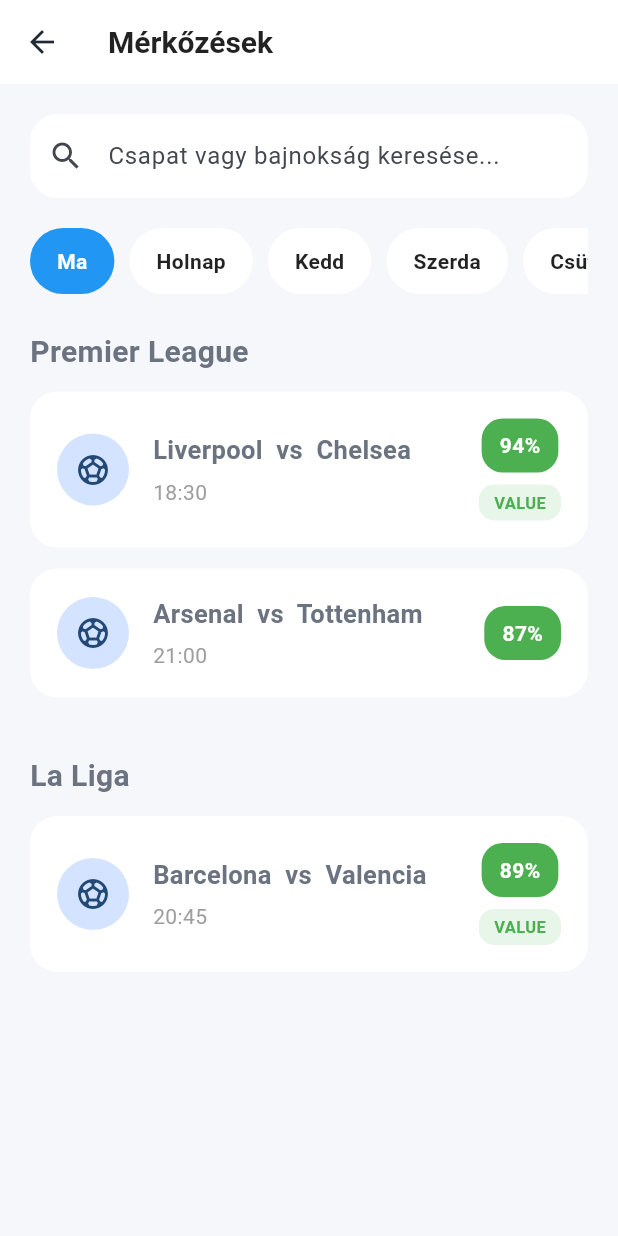
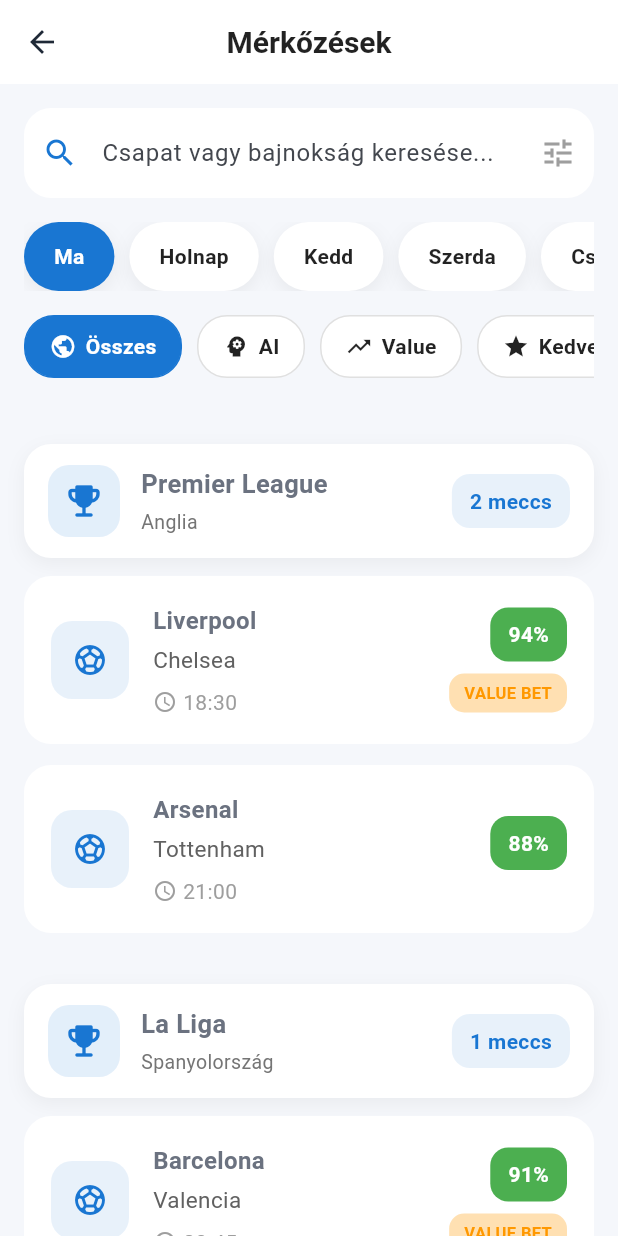
Before and after one commit to apagyizsolt6-ship-it/zsolt_ai_pro_3, a Flutter app: the MatchesScreen screen opened directly, on a phone screen of 412 x 824 dp. Run offline on Flutter 3.47's test engine with Material 3 defaults, Android fonts, the phone set to English and light mode, and no system bars.

Commit message:
Update matches_screen.dart

```diff
--- a/lib/screens/matches_screen.dart
+++ b/lib/screens/matches_screen.dart
@@ -1,13 +1,28 @@
 // ===========================================
 // ZSOLT AI PRO 3
-// Version: v0.3.0
+// Version: v0.3.6
 // File: lib/screens/matches_screen.dart
 // ===========================================
 
 import 'package:flutter/material.dart';
 
-class MatchesScreen extends StatelessWidget {
+import 'matches/widgets/search_bar.dart';
+import 'matches/widgets/day_selector.dart';
+import 'matches/widgets/filter_bar.dart';
+import 'matches/widgets/league_header.dart';
+import 'matches/widgets/match_card.dart';
+
+class MatchesScreen extends StatefulWidget {
   const MatchesScreen({super.key});
+
+  @override
+  State<MatchesScreen> createState() => _MatchesScreenState();
+}
+
+class _MatchesScreenState extends State<MatchesScreen> {
+  int selectedDay = 0;
+  int selectedFilter = 0;
+  String search = "";
 
   @override
   Widget build(BuildContext context) {
@@ -23,219 +38,82 @@ class MatchesScreen extends StatelessWidget {
             fontWeight: FontWeight.bold,
           ),
         ),
-        centerTitle: false,
       ),
       body: ListView(
-        padding: const EdgeInsets.all(20),
+        padding: const EdgeInsets.all(16),
         children: [
-          TextField(
-            decoration: InputDecoration(
-              hintText: "Csapat vagy bajnokság keresése...",
-              prefixIcon: const Icon(Icons.search),
-              filled: true,
-              fillColor: Colors.white,
-              border: OutlineInputBorder(
-                borderRadius: BorderRadius.circular(18),
-                borderSide: BorderSide.none,
-              ),
-            ),
+          MatchesSearchBar(
+            onChanged: (value) {
+              setState(() {
+                search = value;
+              });
+            },
           ),
 
-          const SizedBox(height: 20),
+          const SizedBox(height: 16),
 
-          SizedBox(
-            height: 44,
-            child: ListView(
-              scrollDirection: Axis.horizontal,
-              children: const [
-                _DayChip("Ma", true),
-                SizedBox(width: 10),
-                _DayChip("Holnap", false),
-                SizedBox(width: 10),
-                _DayChip("Kedd", false),
-                SizedBox(width: 10),
-                _DayChip("Szerda", false),
-                SizedBox(width: 10),
-                _DayChip("Csüt.", false),
-              ],
-            ),
+          DaySelector(
+            selectedIndex: selectedDay,
+            onSelected: (index) {
+              setState(() {
+                selectedDay = index;
+              });
+            },
+          ),
+
+          const SizedBox(height: 16),
+
+          FilterBar(
+            selectedIndex: selectedFilter,
+            onSelected: (index) {
+              setState(() {
+                selectedFilter = index;
+              });
+            },
           ),
 
           const SizedBox(height: 24),
 
-          const Text(
-            "Premier League",
-            style: TextStyle(
-              fontSize: 20,
-              fontWeight: FontWeight.bold,
-            ),
+          const LeagueHeader(
+            leagueName: "Premier League",
+            country: "Anglia",
+            matchCount: 2,
           ),
 
-          const SizedBox(height: 12),
-
-          const _MatchCard(
-            home: "Liverpool",
-            away: "Chelsea",
-            time: "18:30",
-            ai: "94%",
-            value: true,
+          MatchCard(
+            homeTeam: "Liverpool",
+            awayTeam: "Chelsea",
+            matchTime: "18:30",
+            aiScore: "94%",
+            isValueBet: true,
+            onTap: () {},
           ),
 
-          const _MatchCard(
-            home: "Arsenal",
-            away: "Tottenham",
-            time: "21:00",
-            ai: "87%",
-            value: false,
+          MatchCard(
+            homeTeam: "Arsenal",
+            awayTeam: "Tottenham",
+            matchTime: "21:00",
+            aiScore: "88%",
+            isValueBet: false,
+            onTap: () {},
           ),
 
-          const SizedBox(height: 24),
-
-          const Text(
-            "La Liga",
-            style: TextStyle(
-              fontSize: 20,
-              fontWeight: FontWeight.bold,
-            ),
+          const LeagueHeader(
+            leagueName: "La Liga",
+            country: "Spanyolország",
+            matchCount: 1,
           ),
 
-          const SizedBox(height: 12),
-
-          const _MatchCard(
-            home: "Barcelona",
-            away: "Valencia",
-            time: "20:45",
-            ai: "89%",
-            value: true,
+          MatchCard(
+            homeTeam: "Barcelona",
+            awayTeam: "Valencia",
+            matchTime: "20:45",
+            aiScore: "91%",
+            isValueBet: true,
+            onTap: () {},
           ),
         ],
       ),
     );
   }
 }
-
-class _DayChip extends StatelessWidget {
-  final String text;
-  final bool selected;
-
-  const _DayChip(this.text, this.selected);
-
-  @override
-  Widget build(BuildContext context) {
-    return Container(
-      padding: const EdgeInsets.symmetric(horizontal: 18),
-      decoration: BoxDecoration(
-        color: selected ? Colors.blue : Colors.white,
-        borderRadius: BorderRadius.circular(22),
-      ),
-      child: Center(
-        child: Text(
-          text,
-          style: TextStyle(
-            color: selected ? Colors.white : Colors.black87,
-            fontWeight: FontWeight.bold,
-          ),
-        ),
-      ),
-    );
-  }
-}
-
-class _MatchCard extends StatelessWidget {
-  final String home;
-  final String away;
-  final String time;
-  final String ai;
-  final bool value;
-
-  const _MatchCard({
-    required this.home,
-    required this.away,
-    required this.time,
-    required this.ai,
-    required this.value,
-  });
-
-  @override
-  Widget build(BuildContext context) {
-    return Card(
-      elevation: 0,
-      margin: const EdgeInsets.only(bottom: 14),
-      shape: RoundedRectangleBorder(
-        borderRadius: BorderRadius.circular(18),
-      ),
-      child: Padding(
-        padding: const EdgeInsets.all(18),
-        child: Row(
-          children: [
-            const CircleAvatar(
-              radius: 24,
-              child: Icon(Icons.sports_soccer),
-            ),
-            const SizedBox(width: 16),
-            Expanded(
-              child: Column(
-                crossAxisAlignment: CrossAxisAlignment.start,
-                children: [
-                  Text(
-                    "$home  vs  $away",
-                    style: const TextStyle(
-                      fontSize: 17,
-                      fontWeight: FontWeight.bold,
-                    ),
-                  ),
-                  const SizedBox(height: 6),
-                  Text(
-                    time,
-                    style: const TextStyle(color: Colors.grey),
-                  ),
-                ],
-              ),
-            ),
-            Column(
-              children: [
-                Container(
-                  padding: const EdgeInsets.symmetric(
-                    horizontal: 12,
-                    vertical: 8,
-                  ),
-                  decoration: BoxDecoration(
-                    color: Colors.green,
-                    borderRadius: BorderRadius.circular(14),
-                  ),
-                  child: Text(
-                    ai,
-                    style: const TextStyle(
-                      color: Colors.white,
-                      fontWeight: FontWeight.bold,
-                    ),
-                  ),
-                ),
-                if (value)
-                  Container(
-                    margin: const EdgeInsets.only(top: 8),
-                    padding: const EdgeInsets.symmetric(
-                      horizontal: 10,
-                      vertical: 4,
-                    ),
-                    decoration: BoxDecoration(
-                      color: Colors.green.shade50,
-                      borderRadius: BorderRadius.circular(10),
-                    ),
-                    child: const Text(
-                      "VALUE",
-                      style: TextStyle(
-                        color: Colors.green,
-                        fontWeight: FontWeight.bold,
-                        fontSize: 11,
-                      ),
-                    ),
-                  ),
-              ],
-            ),
-          ],
-        ),
-      ),
-    );
-  }
-}
```
